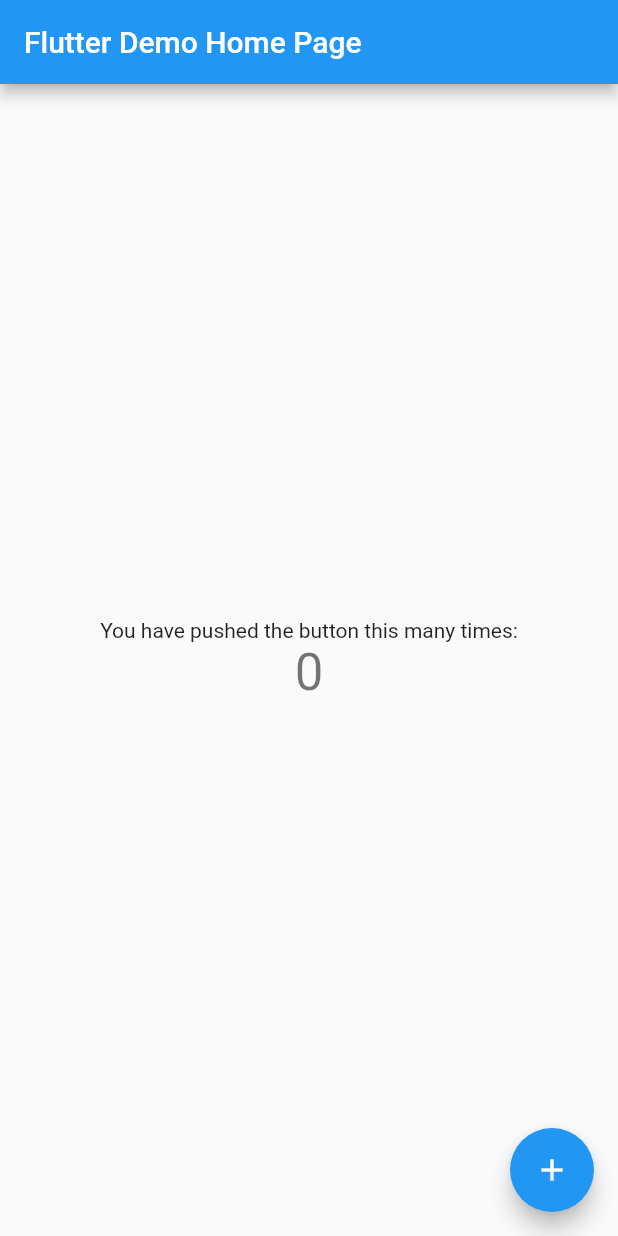
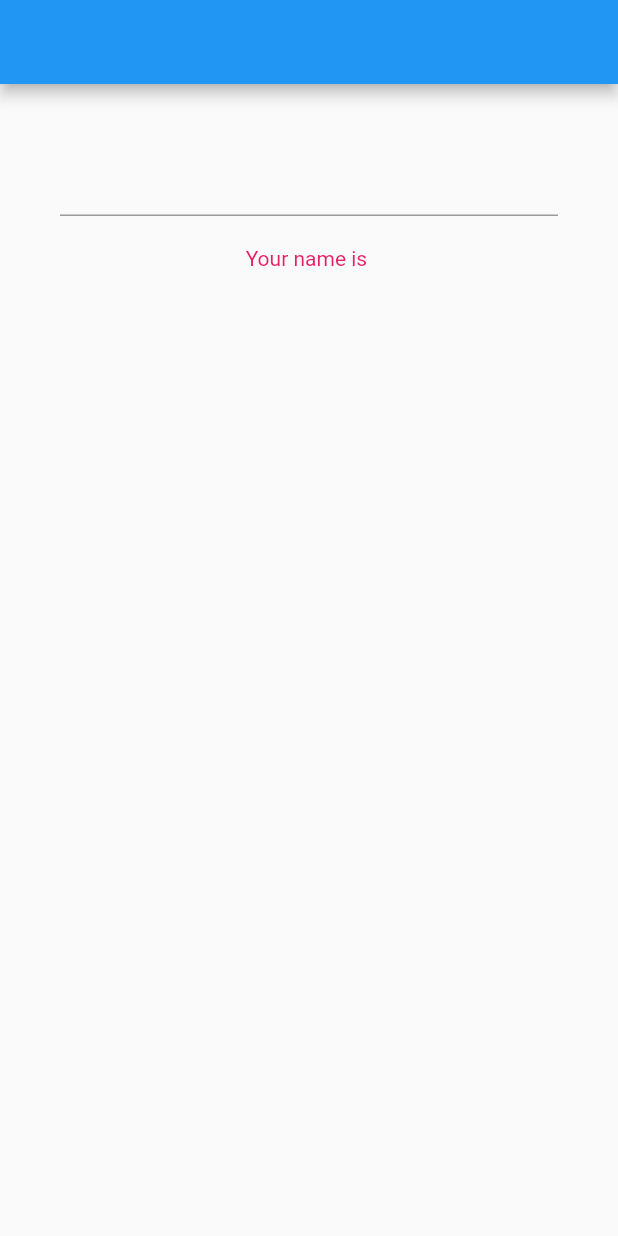
Before and after one commit to prabhatkashyap902/UIAppFlutter, a Flutter app: the screen it shows after launch, on a phone screen of 412 x 824 dp. Run offline on Flutter 3.47's test engine with Material 2 defaults, Android fonts, the phone set to English and light mode, and no system bars.

Commit message:
flutter3

```diff
--- a/lib/main.dart
+++ b/lib/main.dart
@@ -1,111 +1,52 @@
 import 'package:flutter/material.dart';
 
-void main() => runApp(MyApp());
+void main() {
+  runApp(MaterialApp(
+    debugShowCheckedModeBanner: false,
+    title: "Stateful Widget App",
+    home: Scaffold(
+      appBar: AppBar(),
+      body: FavouriteCity(),
+    ),
+  ));
+}
 
-class MyApp extends StatelessWidget {
-  // This widget is the root of your application.
+class FavouriteCity extends StatefulWidget{
+  @override
+  State<StatefulWidget> createState() {
+    // TODO: implement createState
+    return _Favourite();
+  }
+}
+
+class _Favourite extends State<FavouriteCity>{
+  String name = "";
+
   @override
   Widget build(BuildContext context) {
-    return MaterialApp(
-      title: 'Flutter Demo',
-      theme: ThemeData(
-        // This is the theme of your application.
-        //
-        // Try running your application with "flutter run". You'll see the
-        // application has a blue toolbar. Then, without quitting the app, try
-        // changing the primarySwatch below to Colors.green and then invoke
-        // "hot reload" (press "r" in the console where you ran "flutter run",
-        // or simply save your changes to "hot reload" in a Flutter IDE).
-        // Notice that the counter didn't reset back to zero; the application
-        // is not restarted.
-        primarySwatch: Colors.blue,
+    debugPrint("build is called!");
+    // TODO: implement build
+    return Container(
+      margin: EdgeInsets.all(40),
+      child: Column(
+        children: <Widget>[
+
+          TextField(
+            onChanged: (String nameInput){
+              setState(() {
+                debugPrint("setState is called!");
+                name= nameInput;
+              });
+            },
+          ),
+          Padding(
+            padding: EdgeInsets.only(top: 20),
+              child: Text("Your name is $name",
+            style: TextStyle(color: Colors.pink)
+            )
+          )
+        ],
       ),
-      home: MyHomePage(title: 'Flutter Demo Home Page'),
     );
   }
 }
-
-class MyHomePage extends StatefulWidget {
-  MyHomePage({Key key, this.title}) : super(key: key);
-
-  // This widget is the home page of your application. It is stateful, meaning
-  // that it has a State object (defined below) that contains fields that affect
-  // how it looks.
-
-  // This class is the configuration for the state. It holds the values (in this
-  // case the title) provided by the parent (in this case the App widget) and
-  // used by the build method of the State. Fields in a Widget subclass are
-  // always marked "final".
-
-  final String title;
-
-  @override
-  _MyHomePageState createState() => _MyHomePageState();
-}
-
-class _MyHomePageState extends State<MyHomePage> {
-  int _counter = 0;
-
-  void _incrementCounter() {
-    setState(() {
-      // This call to setState tells the Flutter framework that something has
-      // changed in this State, which causes it to rerun the build method below
-      // so that the display can reflect the updated values. If we changed
-      // _counter without calling setState(), then the build method would not be
-      // called again, and so nothing would appear to happen.
-      _counter++;
-    });
-  }
-
-  @override
-  Widget build(BuildContext context) {
-    // This method is rerun every time setState is called, for instance as done
-    // by the _incrementCounter method above.
-    //
-    // The Flutter framework has been optimized to make rerunning build methods
-    // fast, so that you can just rebuild anything that needs updating rather
-    // than having to individually change instances of widgets.
-    return Scaffold(
-      appBar: AppBar(
-        // Here we take the value from the MyHomePage object that was created by
-        // the App.build method, and use it to set our appbar title.
-        title: Text(widget.title),
-      ),
-      body: Center(
-        // Center is a layout widget. It takes a single child and positions it
-        // in the middle of the parent.
-        child: Column(
-          // Column is also layout widget. It takes a list of children and
-          // arranges them vertically. By default, it sizes itself to fit its
-          // children horizontally, and tries to be as tall as its parent.
-          //
-          // Invoke "debug painting" (press "p" in the console, choose the
-          // "Toggle Debug Paint" action from the Flutter Inspector in Android
-          // Studio, or the "Toggle Debug Paint" command in Visual Studio Code)
-          // to see the wireframe for each widget.
-          //
-          // Column has various properties to control how it sizes itself and
-          // how it positions its children. Here we use mainAxisAlignment to
-          // center the children vertically; the main axis here is the vertical
-          // axis because Columns are vertical (the cross axis would be
-          // horizontal).
-          mainAxisAlignment: MainAxisAlignment.center,
-          children: <Widget>[
-            Text(
-              'You have pushed the button this many times:',
-            ),
-            Text(
-              '$_counter',
-              style: Theme.of(context).textTheme.display1,
-            ),
-          ],
-        ),
-      ),
-      floatingActionButton: FloatingActionButton(
-        onPressed: _incrementCounter,
-        tooltip: 'Increment',
-        child: Icon(Icons.add),
-      ), // This trailing comma makes auto-formatting nicer for build methods.
-    );
-  }
-}
```
Also changed, not shown: 1 other file.
